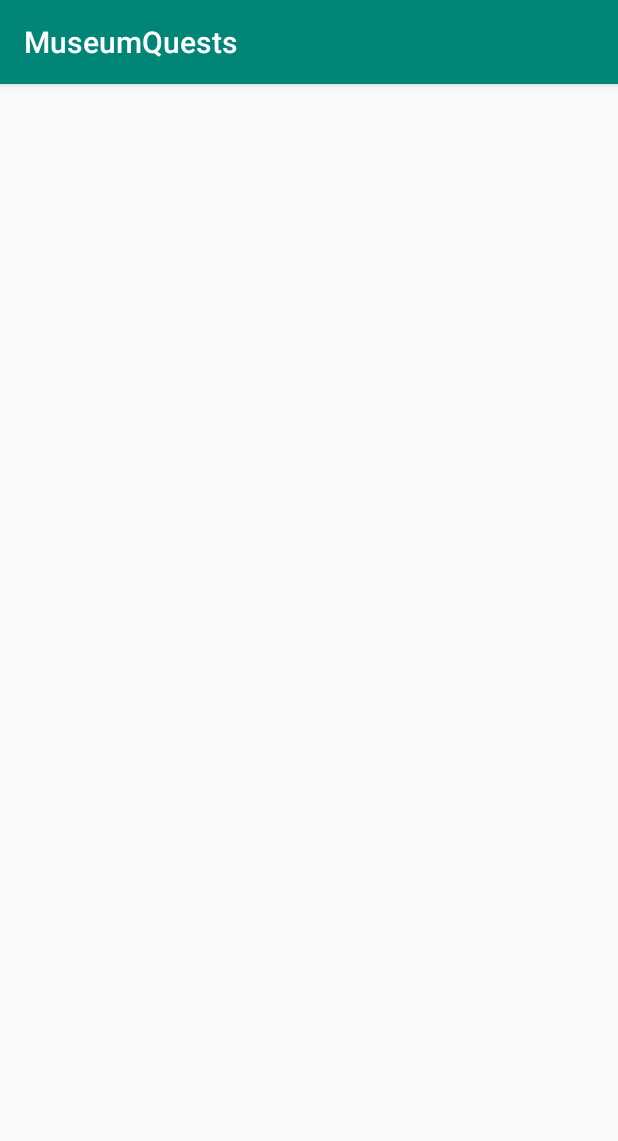
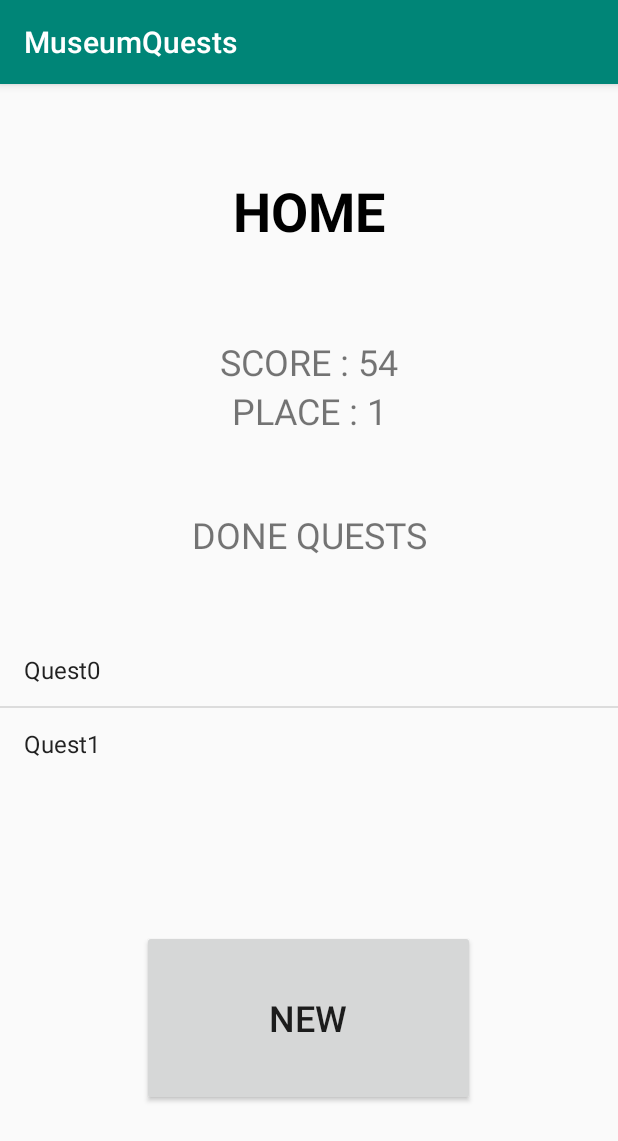
Before and after one commit to Mathless/MuseumQuests, an Android app: the Home screen opened directly, with no data from a screen before it, on a phone screen of 412 x 824 dp. Shown: the top 1141 px of the screen. Run offline under Robolectric (Android 15) with nearby library versions, the phone set to English and light mode, and no system bars; libraries missing offline, so code that uses them is left out: com.example.

Commit message:
my commit

```diff
--- a/app/src/main/java/com/example/MuseumQuests/Home.kt
+++ b/app/src/main/java/com/example/MuseumQuests/Home.kt
@@ -1,12 +1,27 @@
 package com.example.MuseumQuests
 
+import android.content.Intent
 import android.support.v7.app.AppCompatActivity
 import android.os.Bundle
+import android.util.Log
+import android.widget.ArrayAdapter
+import kotlinx.android.synthetic.main.activity_home.*
 
 class Home : AppCompatActivity() {
+    val logTag = "DEMO_TAG"
 
     override fun onCreate(savedInstanceState: Bundle?) {
         super.onCreate(savedInstanceState)
         setContentView(R.layout.activity_home)
+
+        Log.d(logTag, "onCreate called")
+        gotoquestlist.setOnClickListener {
+            val intent = Intent(this, QuestList::class.java)
+            startActivity(intent)
+        }
+        val data = Array(2){i->("Quest" + "$i")}
+        val adapter = ArrayAdapter<String>(this, android.R.layout.simple_list_item_1, data)
+        listofquests.adapter = adapter
+
     }
 }
--- a/app/src/main/res/layout/activity_home.xml
+++ b/app/src/main/res/layout/activity_home.xml
@@ -1,10 +1,43 @@
 <?xml version="1.0" encoding="utf-8"?>
-<android.support.constraint.ConstraintLayout
-        xmlns:android="http://schemas.android.com/apk/res/android"
-        xmlns:tools="http://schemas.android.com/tools"
-        xmlns:app="http://schemas.android.com/apk/res-auto"
-        android:layout_width="match_parent"
-        android:layout_height="match_parent"
-        tools:context=".Home">
+<LinearLayout android:layout_height="match_parent"
+              android:layout_width="match_parent"
+              android:orientation="vertical"
+              xmlns:tools= "http://schemas.android.com/tools"
+              xmlns:app = "http://schemas.android.com/apk/res-auto"
+              tools:context = ".Home"
+              xmlns:android="http://schemas.android.com/apk/res/android">
+    <TextView android:layout_width="match_parent"
+              android:layout_height="wrap_content"
+              android:text="HOME"
+              android:id="@+id/texthome" android:textAlignment="center" android:textAllCaps="true"
+              style="@android:style/Widget.Holo.TextView.SpinnerItem" android:textSize="36sp"
+              android:textStyle="bold" android:textDirection="firstStrongLtr" android:textIsSelectable="false"
+              android:layout_marginBottom="30dp" android:layout_marginRight="30dp" android:layout_marginLeft="30dp"
+              android:layout_marginStart="30dp" android:layout_margin="60dp"/>
+    <TextView android:layout_width="match_parent"
+              android:layout_height="wrap_content"
+              android:text="SCORE : 54"
+              android:id="@+id/textscorehome" android:textAlignment="center" android:textSize="24sp"
+             />
+    <TextView android:layout_width="match_parent"
+              android:layout_height="wrap_content"
+              android:text="PLACE : 1"
+              android:id="@+id/textplacehome" android:textAlignment="center" android:textSize="24sp"
+    />
+    <TextView android:layout_width="match_parent"
+              android:layout_height="wrap_content"
+              android:text="DONE QUESTS"
+              android:layout_margin="50dp"
+              android:id="@+id/textplace" android:textAlignment="center" android:textSize="24sp"
+    />
+    <ListView android:layout_width="wrap_content"
+              android:layout_height="wrap_content"
+              android:id="@+id/listofquests"/>
 
-</android.support.constraint.ConstraintLayout>
+    <Button android:layout_width="222dp"
+            android:layout_height="117dp"
+            android:text="NEW"
+            android:layout_margin="100dp"
+            android:id="@+id/gotoquestlist" android:layout_gravity="center_horizontal|center_vertical"
+            android:textSize="24sp"/>
+</LinearLayout>
```
Also changed, not shown: app/src/main/java/com/example/MuseumQuests/Result.kt (+12 -0 lines), app/src/main/res/layout/activity_result.xml (+34 -9 lines).
